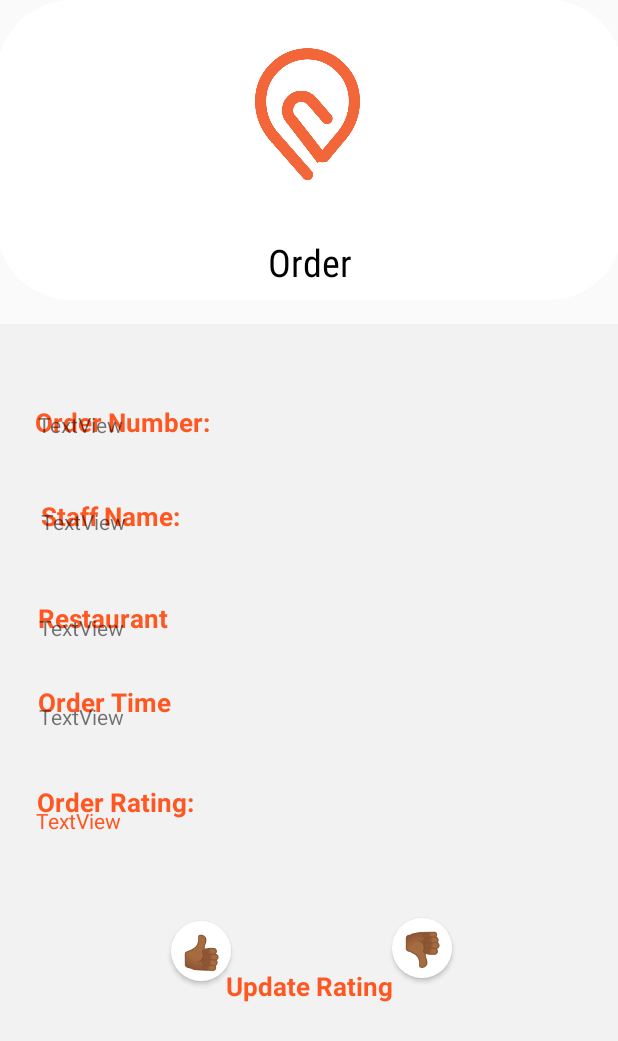
After one commit to ebenezergelo/TakeAwaze, an Android app: the UserOrder screen opened directly, with no data from a screen before it, on a phone screen of 412 x 824 dp. The commit adds this screen. Shown: the top 1041 px of the screen. Run offline under Robolectric (Android 15) with nearby library versions, the phone set to English and light mode, and no system bars; Roboto replaces fonts that are not available here; 8 statements that could not run were skipped.

Commit message:
Eben - rating

```diff
--- a/app/src/main/AndroidManifest.xml
+++ b/app/src/main/AndroidManifest.xml
@@ -1,7 +1,9 @@
 <?xml version="1.0" encoding="utf-8"?>
 <manifest xmlns:android="http://schemas.android.com/apk/res/android"
           package="com.example.takeawaze">
+
     <uses-permission android:name="android.permission.INTERNET"/>
+
     <application
             android:allowBackup="true"
             android:icon="@mipmap/ic_launcher"
@@ -9,6 +11,8 @@
             android:roundIcon="@mipmap/ic_launcher_round"
             android:supportsRtl="true"
             android:theme="@style/Theme.TakeAwaze">
+        <activity android:name=".UserOrder">
+        </activity>
         <activity android:name=".AddOrders">
         </activity>
         <activity android:name=".StaffDashboard">
@@ -21,7 +25,6 @@
         </activity>
         <activity android:name=".StaffLogIN">
         </activity>
-
 
         <meta-data
                 android:name="preloaded_fonts"
--- /dev/null
+++ b/app/src/main/java/com/example/takeawaze/UserOrder.java
@@ -0,0 +1,89 @@
+package com.example.takeawaze;
+
+import android.content.Context;
+import android.content.Intent;
+import android.view.View;
+import android.widget.TextView;
+import android.widget.Toast;
+import androidx.appcompat.app.AppCompatActivity;
+import android.os.Bundle;
+import okhttp3.*;
+import org.jetbrains.annotations.NotNull;
+
+import java.io.IOException;
+
+public class UserOrder extends AppCompatActivity {
+    UserDashboard u;
+    Order order = u.rateOrder;
+    int ordRating;
+    TextView rating = (TextView) findViewById(R.id.rating);
+    final int ordNum = order.getORDER_NUM();
+    @Override
+    protected void onCreate(Bundle savedInstanceState) {
+        super.onCreate(savedInstanceState);
+        setContentView(R.layout.activity_user_order);
+
+        TextView ordNum = (TextView) findViewById(R.id.ordNumb);
+        TextView staName = (TextView) findViewById(R.id.staName);
+        TextView rest = (TextView) findViewById(R.id.rest);
+        TextView time = (TextView) findViewById(R.id.ordTime);
+        String rt = "";
+        int ordRating= order.isRATING();
+        if(ordRating==1)
+        {
+            rt = "👍🏾";
+        }else
+        {
+            rt = "👎🏾";
+        }
+        ordNum.setText(String.valueOf(order.getORDER_NUM()));
+        staName.setText(order.getSTAFF_NAME());
+        rest.setText(order.getRESTAURANT());
+        time.setText(order.getTIME());
+        rating.setText(rt);
+    }
+//    public void like(View v)throws IOException
+//    {
+//        update(ordNum, 1);
+//        order.setRATING(1);
+//        String rt = "👍🏾";
+//        rating.setText(rt);
+//    }
+//    public void unlike(View v)throws IOException
+//    {
+//        update(ordNum, 0);
+//        order.setRATING(0);
+//        String rt = "👎🏾";
+//        rating.setText(rt);
+//    }
+//    public void update(int ORDER_NUM, int RATING)
+//            throws IOException {
+//        OkHttpClient client = new OkHttpClient();
+//        Request request = new Request.Builder()
+//                .url("https://lamp.ms.wits.ac.za/home/s2345362/rating.php" + "?num="
+//                        + ORDER_NUM + "&rating=" + RATING)
+//                .build();
+//        client.newCall(request).enqueue(new Callback() {
+//
+//            @Override
+//            public void onFailure(@NotNull Call call, @NotNull IOException e) {
+//                Context context = getApplicationContext();
+//                CharSequence text = "New order creation failed :(";
+//                int duration = Toast.LENGTH_LONG;
+//                Toast toast = Toast.makeText(context, text, duration);
+//                toast.show();
+//                e.printStackTrace();
+//            }
+//
+//            @Override
+//            public void onResponse(Call call, final Response response) throws IOException {
+//                // ... check for failure using isSuccessful before proceeding
+//                if (!response.isSuccessful()) {
+//                    throw new IOException("Unexpected code " + response);
+//                }
+//
+//            }
+//        });
+//    }
+
+}
--- a/app/src/main/res/layout/activity_add_orders.xml
+++ b/app/src/main/res/layout/activity_add_orders.xml
@@ -97,7 +97,6 @@
             android:layout_width="319dp"
             android:layout_height="51dp"
             android:inputType="textPersonName"
-            android:text="Name"
             android:ems="10"
             android:drawablePadding="12dp"
             android:id="@+id/userName"
--- a/app/src/main/res/layout/activity_main_screen.xml
+++ b/app/src/main/res/layout/activity_main_screen.xml
@@ -79,7 +79,6 @@
             android:layout_width="319dp"
             android:layout_height="51dp"
             android:inputType="textPersonName"
-            android:text="@string/name"
             android:ems="10"
             android:drawablePadding="12dp"
             android:id="@+id/staffNum"
--- a/app/src/main/res/layout/activity_staff_dashboard.xml
+++ b/app/src/main/res/layout/activity_staff_dashboard.xml
@@ -28,6 +28,7 @@
             android:layout_height="wrap_content" android:id="@+id/goAdd"
             app:layout_constraintEnd_toEndOf="parent" app:layout_constraintStart_toStartOf="@+id/section5"
             android:textColor="#F3663A"
+            android:onClick="addOrder"
             app:layout_constraintHorizontal_bias="0.495"
             app:layout_constraintTop_toBottomOf="@+id/textView10"/>
     <TextView
@@ -52,9 +53,10 @@
     <ListView
             android:layout_width="408dp"
             android:layout_height="489dp"
+            android:cacheColorHint="#00000000"
+            android:divider="@drawable/separator_line"
             app:layout_constraintTop_toBottomOf="@+id/section5"
             app:layout_constraintBottom_toBottomOf="parent" app:layout_constraintStart_toStartOf="parent"
-            android:divider="#F3663A"
-            app:layout_constraintEnd_toEndOf="parent" android:id="@+id/list" android:dividerHeight="5dp"
+            app:layout_constraintEnd_toEndOf="parent" android:id="@+id/list" android:dividerHeight="10dp"
             android:paddingTop="10dp" android:paddingBottom="10dp"/>
 </androidx.constraintlayout.widget.ConstraintLayout>
--- a/app/src/main/res/layout/activity_user_login.xml
+++ b/app/src/main/res/layout/activity_user_login.xml
@@ -18,7 +18,6 @@
             android:layout_width="319dp"
             android:layout_height="51dp"
             android:inputType="textPersonName"
-            android:text="Name"
             android:ems="10"
             android:drawablePadding="12dp"
             android:id="@+id/userName"
--- /dev/null
+++ b/app/src/main/res/layout/activity_user_order.xml
@@ -0,0 +1,261 @@
+<?xml version="1.0" encoding="utf-8"?>
+<androidx.constraintlayout.widget.ConstraintLayout
+        xmlns:android="http://schemas.android.com/apk/res/android"
+        xmlns:tools="http://schemas.android.com/tools"
+        xmlns:app="http://schemas.android.com/apk/res-auto"
+        android:layout_width="match_parent"
+        android:layout_height="match_parent"
+        tools:context=".UserOrder">
+
+    <View
+            android:layout_width="417dp"
+            android:layout_height="585dp" android:id="@+id/section8"
+            app:layout_constraintBottom_toBottomOf="parent"
+            android:background="#F2F2F2"
+            app:layout_constraintStart_toStartOf="parent"
+            app:layout_constraintEnd_toEndOf="parent" app:layout_constraintHorizontal_bias="1.0"
+            app:layout_constraintVertical_bias="1.0" app:layout_constraintTop_toTopOf="parent"/>
+    <View
+            android:layout_width="417dp"
+            android:layout_height="200dp" android:id="@+id/section9"
+            app:layout_constraintBottom_toBottomOf="parent"
+            android:background="@drawable/rounder_corner"
+            app:layout_constraintTop_toTopOf="parent" app:layout_constraintStart_toStartOf="parent"
+            app:layout_constraintEnd_toEndOf="parent"
+            app:layout_constraintVertical_bias="0.0"/>
+    <TextView
+            android:layout_width="299dp"
+            android:layout_height="42dp"
+            android:text="Order"
+            app:layout_constraintBottom_toBottomOf="parent"
+            app:layout_constraintLeft_toLeftOf="parent"
+            app:layout_constraintRight_toRightOf="parent"
+            app:layout_constraintTop_toTopOf="parent" app:layout_constraintVertical_bias="0.201"
+            android:textColor="#000000" android:id="@+id/textView6" android:textSize="25sp"
+            android:fontFamily="sans-serif-condensed"
+            android:textAlignment="center"/>
+    <ImageButton
+            android:layout_width="38dp"
+            android:layout_height="36dp" app:srcCompat="@drawable/ic_back" android:id="@+id/imageButton2"
+            android:background="#00FFFFFF"
+            app:layout_constraintEnd_toEndOf="parent" app:layout_constraintStart_toStartOf="parent"
+            app:layout_constraintTop_toTopOf="@+id/section1"
+            app:layout_constraintHorizontal_bias="0.067" app:layout_constraintVertical_bias="0.057"
+            app:layout_constraintBottom_toBottomOf="parent" android:layout_marginBottom="660dp"/>
+    <ImageView
+            android:layout_width="70dp"
+            android:layout_height="90dp" app:srcCompat="@drawable/logo" android:id="@+id/logo"
+            app:layout_constraintBottom_toBottomOf="@+id/section1"
+            app:layout_constraintTop_toTopOf="parent" app:layout_constraintEnd_toEndOf="parent"
+            app:layout_constraintVertical_bias="0.419"
+            android:contentDescription="logo" android:layout_marginTop="32dp"
+            app:layout_constraintStart_toStartOf="parent" app:layout_constraintHorizontal_bias="0.498"/>
+    <TextView
+            android:text="Staff Name:"
+            android:layout_width="wrap_content"
+            android:layout_height="wrap_content" android:id="@+id/textView11"
+            app:layout_constraintBottom_toBottomOf="parent"
+            app:layout_constraintTop_toTopOf="parent" app:layout_constraintEnd_toEndOf="parent"
+            app:layout_constraintStart_toStartOf="parent" app:layout_constraintHorizontal_bias="0.078"
+            android:textColor="#FF5722" android:textSize="17sp"
+            android:textStyle="bold"/>
+    <TextView
+            android:text="Customer Name:"
+            android:layout_width="wrap_content"
+            android:layout_height="wrap_content" android:id="@+id/textView14"
+            app:layout_constraintBottom_toBottomOf="parent"
+            app:layout_constraintTop_toTopOf="parent" app:layout_constraintEnd_toEndOf="parent"
+            app:layout_constraintStart_toStartOf="parent" app:layout_constraintHorizontal_bias="0.085"
+            app:layout_constraintVertical_bias="0.415" android:textColor="#FF5722" android:textSize="17sp"
+            android:textStyle="bold"/>
+    <TextView
+            android:text="Order Time:"
+            android:layout_width="wrap_content"
+            android:layout_height="wrap_content" android:id="@+id/textView15"
+            app:layout_constraintBottom_toBottomOf="parent"
+            app:layout_constraintTop_toTopOf="parent" app:layout_constraintEnd_toEndOf="parent"
+            app:layout_constraintStart_toStartOf="parent" app:layout_constraintHorizontal_bias="0.079"
+            app:layout_constraintVertical_bias="0.727" android:textColor="#FF5722" android:textSize="17sp"
+            android:textStyle="bold"/>
+    <TextView
+            android:text="Order Number:"
+            android:layout_width="wrap_content"
+            android:layout_height="wrap_content" android:id="@+id/textView17"
+            app:layout_constraintBottom_toBottomOf="parent"
+            app:layout_constraintTop_toTopOf="parent" app:layout_constraintEnd_toEndOf="parent"
+            app:layout_constraintStart_toStartOf="parent" app:layout_constraintHorizontal_bias="0.079"
+            app:layout_constraintVertical_bias="0.337" android:textColor="#FF5722" android:textSize="17sp"
+            android:textStyle="bold"/>
+    <TextView
+            android:text="Order Rating:"
+            android:layout_width="wrap_content"
+            android:layout_height="wrap_content" android:id="@+id/textView18"
+            app:layout_constraintBottom_toBottomOf="parent"
+            app:layout_constraintTop_toTopOf="parent" app:layout_constraintEnd_toEndOf="parent"
+            app:layout_constraintStart_toStartOf="parent" app:layout_constraintHorizontal_bias="0.077"
+            app:layout_constraintVertical_bias="0.807" android:textColor="#FF5722" android:textSize="17sp"
+            android:textStyle="bold"/>
+    <TextView
+            android:text="Order Status:"
+            android:layout_width="wrap_content"
+            android:layout_height="wrap_content" android:id="@+id/textView19"
+            app:layout_constraintBottom_toBottomOf="parent"
+            app:layout_constraintTop_toTopOf="parent" app:layout_constraintEnd_toEndOf="parent"
+            app:layout_constraintStart_toStartOf="parent" app:layout_constraintHorizontal_bias="0.08"
+            app:layout_constraintVertical_bias="0.653" android:textColor="#FF5722" android:textSize="17sp"
+            android:textStyle="bold"/>
+    <TextView
+            android:text="Restaurant:"
+            android:layout_width="wrap_content"
+            android:layout_height="wrap_content" android:id="@+id/textView23"
+            app:layout_constraintBottom_toBottomOf="parent"
+            app:layout_constraintTop_toTopOf="parent" app:layout_constraintEnd_toEndOf="parent"
+            app:layout_constraintStart_toStartOf="parent" app:layout_constraintHorizontal_bias="0.079"
+            app:layout_constraintVertical_bias="0.57" android:textColor="#FF5722" android:textSize="17sp"
+            android:textStyle="bold"/>
+    <View
+            android:layout_width="416dp"
+            android:layout_height="597dp" android:id="@+id/section12"
+            app:layout_constraintBottom_toBottomOf="parent"
+            android:background="#F2F2F2"
+            app:layout_constraintStart_toStartOf="parent"
+            app:layout_constraintEnd_toEndOf="parent" app:layout_constraintHorizontal_bias="0.833"
+            app:layout_constraintVertical_bias="0.952" app:layout_constraintTop_toTopOf="parent"/>
+    <View
+            android:layout_width="417dp"
+            android:layout_height="200dp" android:id="@+id/section13"
+            app:layout_constraintBottom_toBottomOf="parent"
+            android:background="@drawable/rounder_corner"
+            app:layout_constraintTop_toTopOf="parent" app:layout_constraintStart_toStartOf="parent"
+            app:layout_constraintEnd_toEndOf="parent"
+            app:layout_constraintVertical_bias="0.0"/>
+    <TextView
+            android:layout_width="299dp"
+            android:layout_height="42dp"
+            android:text="Order"
+            app:layout_constraintBottom_toBottomOf="parent"
+            app:layout_constraintLeft_toLeftOf="parent"
+            app:layout_constraintRight_toRightOf="parent"
+            app:layout_constraintTop_toTopOf="parent" app:layout_constraintVertical_bias="0.201"
+            android:textColor="#000000" android:id="@+id/textView29" android:textSize="25sp"
+            android:fontFamily="sans-serif-condensed"
+            android:textAlignment="center"/>
+    <ImageView
+            android:layout_width="70dp"
+            android:layout_height="90dp" app:srcCompat="@drawable/logo" android:id="@+id/logo6"
+            app:layout_constraintBottom_toBottomOf="@+id/section1"
+            app:layout_constraintTop_toTopOf="parent" app:layout_constraintEnd_toEndOf="parent"
+            app:layout_constraintVertical_bias="0.419"
+            android:contentDescription="logo" android:layout_marginTop="32dp"
+            app:layout_constraintStart_toStartOf="parent" app:layout_constraintHorizontal_bias="0.498"/>
+    <TextView
+            android:text="Restaurant"
+            android:layout_width="wrap_content"
+            android:layout_height="wrap_content" android:id="@+id/textView31"
+            app:layout_constraintBottom_toBottomOf="parent"
+            app:layout_constraintTop_toTopOf="parent" app:layout_constraintEnd_toEndOf="parent"
+            app:layout_constraintStart_toStartOf="parent" app:layout_constraintHorizontal_bias="0.078"
+            android:textColor="#FF5722" android:textSize="17sp"
+            android:textStyle="bold"/>
+    <TextView
+            android:text="Staff Name:"
+            android:layout_width="wrap_content"
+            android:layout_height="wrap_content" android:id="@+id/textView33"
+            app:layout_constraintBottom_toBottomOf="parent"
+            app:layout_constraintTop_toTopOf="parent" app:layout_constraintEnd_toEndOf="parent"
+            app:layout_constraintStart_toStartOf="parent" app:layout_constraintHorizontal_bias="0.085"
+            app:layout_constraintVertical_bias="0.415" android:textColor="#FF5722" android:textSize="17sp"
+            android:textStyle="bold"/>
+    <TextView
+            android:text="Update Rating"
+            android:layout_width="wrap_content"
+            android:layout_height="wrap_content" android:id="@+id/textView35"
+            app:layout_constraintBottom_toBottomOf="parent"
+            app:layout_constraintTop_toTopOf="parent" app:layout_constraintEnd_toEndOf="parent"
+            app:layout_constraintStart_toStartOf="parent"
+            app:layout_constraintVertical_bias="0.807" android:textColor="#FF5722" android:textSize="17sp"
+            android:textStyle="bold"/>
+    <TextView
+            android:text="Order Number:"
+            android:layout_width="wrap_content"
+            android:layout_height="wrap_content" android:id="@+id/textView37"
+            app:layout_constraintBottom_toBottomOf="parent"
+            app:layout_constraintTop_toTopOf="parent" app:layout_constraintEnd_toEndOf="parent"
+            app:layout_constraintStart_toStartOf="parent" app:layout_constraintHorizontal_bias="0.079"
+            app:layout_constraintVertical_bias="0.337" android:textColor="#FF5722" android:textSize="17sp"
+            android:textStyle="bold"/>
+    <TextView
+            android:text="Order Rating:"
+            android:layout_width="wrap_content"
+            android:layout_height="wrap_content" android:id="@+id/textView39"
+            app:layout_constraintBottom_toBottomOf="parent"
+            app:layout_constraintTop_toTopOf="parent" app:layout_constraintEnd_toEndOf="parent"
+            app:layout_constraintStart_toStartOf="parent" app:layout_constraintHorizontal_bias="0.08"
+            app:layout_constraintVertical_bias="0.653" android:textColor="#FF5722" android:textSize="17sp"
+            android:textStyle="bold"/>
+    <TextView
+            android:text="Order Time"
+            android:layout_width="wrap_content"
+            android:layout_height="wrap_content" android:id="@+id/textView40"
+            app:layout_constraintBottom_toBottomOf="parent"
+            app:layout_constraintTop_toTopOf="parent" app:layout_constraintEnd_toEndOf="parent"
+            app:layout_constraintStart_toStartOf="parent" app:layout_constraintHorizontal_bias="0.079"
+            app:layout_constraintVertical_bias="0.57" android:textColor="#FF5722" android:textSize="17sp"
+            android:textStyle="bold"/>
+    <TextView
+            android:text="TextView"
+            android:layout_width="wrap_content"
+            android:layout_height="wrap_content" android:id="@+id/ordTime"
+            app:layout_constraintTop_toBottomOf="@+id/section9" app:layout_constraintEnd_toEndOf="parent"
+            app:layout_constraintStart_toStartOf="parent" app:layout_constraintBottom_toBottomOf="parent"
+            app:layout_constraintHorizontal_bias="0.073" app:layout_constraintVertical_bias="0.443"/>
+    <TextView
+            android:text="TextView"
+            android:layout_width="wrap_content"
+            android:layout_height="wrap_content" android:id="@+id/rating"
+            app:layout_constraintTop_toBottomOf="@+id/section9" app:layout_constraintEnd_toEndOf="parent"
+            app:layout_constraintStart_toStartOf="parent" app:layout_constraintBottom_toBottomOf="parent"
+            app:layout_constraintHorizontal_bias="0.068" app:layout_constraintVertical_bias="0.558"
+            android:textColor="#FF5722"/>
+    <TextView
+            android:text="TextView"
+            android:layout_width="wrap_content"
+            android:layout_height="wrap_content" android:id="@+id/rest"
+            app:layout_constraintTop_toBottomOf="@+id/section9" app:layout_constraintEnd_toEndOf="parent"
+            app:layout_constraintStart_toStartOf="parent" app:layout_constraintBottom_toBottomOf="parent"
+            app:layout_constraintHorizontal_bias="0.073" app:layout_constraintVertical_bias="0.345"/>
+    <TextView
+            android:text="TextView"
+            android:layout_width="wrap_content"
+            android:layout_height="wrap_content" android:id="@+id/staName"
+            app:layout_constraintTop_toBottomOf="@+id/section9" app:layout_constraintEnd_toEndOf="parent"
+            app:layout_constraintStart_toStartOf="parent" app:layout_constraintBottom_toBottomOf="parent"
+            app:layout_constraintHorizontal_bias="0.076" app:layout_constraintVertical_bias="0.228"/>
+    <TextView
+            android:text="TextView"
+            android:layout_width="wrap_content"
+            android:layout_height="wrap_content" android:id="@+id/ordNumb"
+            app:layout_constraintTop_toBottomOf="@+id/section9" app:layout_constraintEnd_toEndOf="parent"
+            app:layout_constraintStart_toStartOf="parent" app:layout_constraintBottom_toBottomOf="parent"
+            app:layout_constraintHorizontal_bias="0.071" app:layout_constraintVertical_bias="0.121"/>
+    <Button
+            android:text="👍🏾"
+            android:layout_width="40dp"
+            android:layout_height="40dp" android:id="@+id/like"
+            android:layout_marginTop="414dp"
+            app:layout_constraintTop_toBottomOf="@+id/section9" app:layout_constraintBottom_toBottomOf="parent"
+            app:layout_constraintStart_toStartOf="parent" app:layout_constraintEnd_toEndOf="parent"
+            app:layout_constraintHorizontal_bias="0.307" app:layout_constraintVertical_bias="0.0"
+            android:textSize="22sp" android:textColor="#FF5722"
+            android:textAlignment="center" android:backgroundTint="#FFFFFF"
+            android:background="@drawable/rounder_corner"/>
+    <Button
+            android:text="👎🏾"
+            android:layout_width="40dp"
+            android:layout_height="40dp" android:id="@+id/unlike"
+            app:layout_constraintEnd_toEndOf="parent" app:layout_constraintStart_toStartOf="parent"
+            android:layout_marginTop="412dp" app:layout_constraintTop_toBottomOf="@+id/section9"
+            app:layout_constraintHorizontal_bias="0.703" android:textSize="22sp" android:backgroundTint="#FFFFFF"
+            android:textColor="#FF5722" android:textAlignment="center"
+            android:background="@drawable/rounder_corner"/>
+</androidx.constraintlayout.widget.ConstraintLayout>
```
Also changed, not shown: app/src/main/java/com/example/takeawaze/StaffDashboard.java (+16 -1 lines), app/src/main/java/com/example/takeawaze/UserDashboard.java (+34 -31 lines), app/src/main/res/drawable/separator_line.xml (added, +11 -0 lines), app/src/main/res/layout/activity_user_dashboard.xml (+19 -15 lines).
